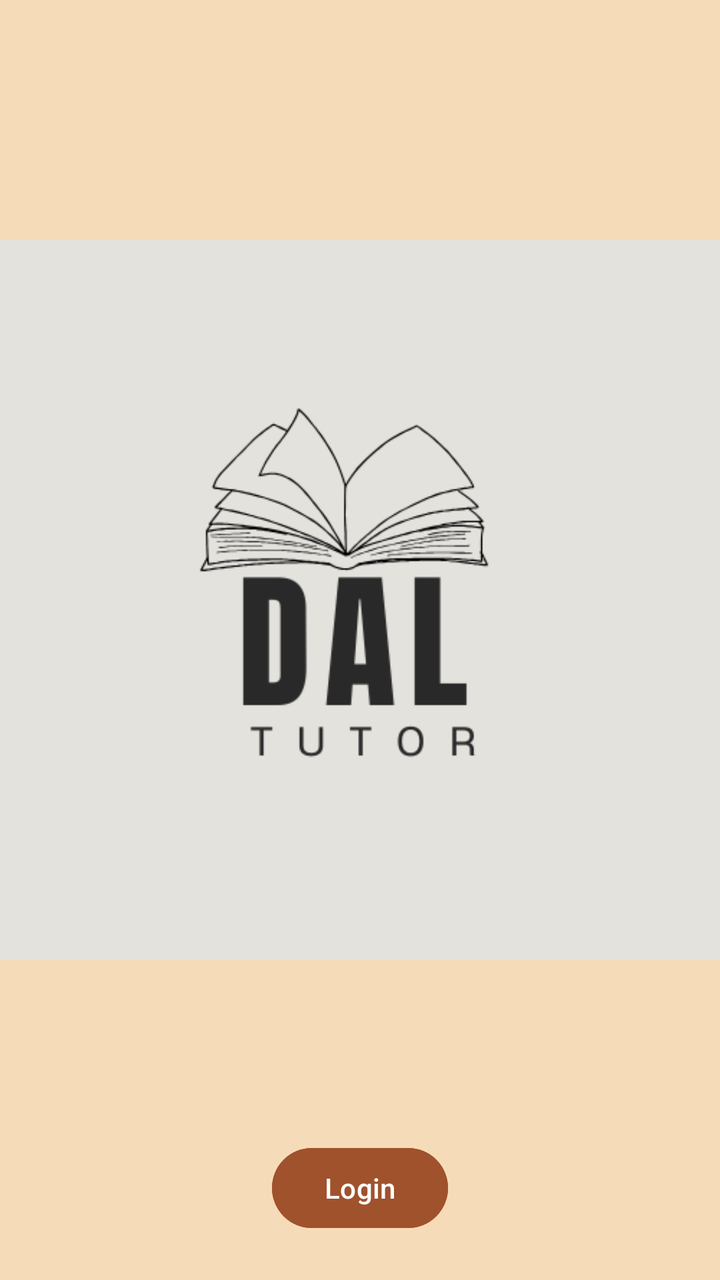
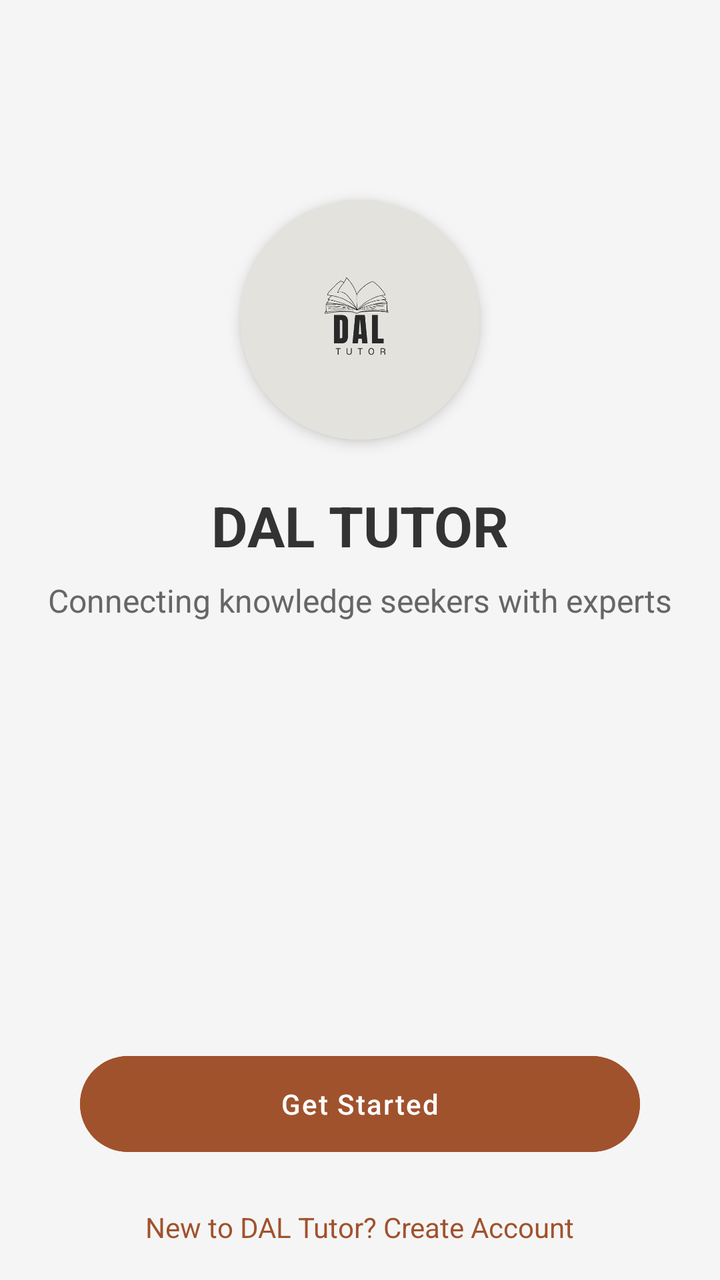

Before-and-after screenshots of an Android layout around one commit, followed by the original layout XML and the change that was made.
<!-- AndroidManifest.xml: application theme Theme.Csci3130Group1 -->
<!-- res/layout/activity_main.xml -->
<?xml version="1.0" encoding="utf-8"?>
<androidx.constraintlayout.widget.ConstraintLayout
    xmlns:android="http://schemas.android.com/apk/res/android"
    xmlns:app="http://schemas.android.com/apk/res-auto"
    xmlns:tools="http://schemas.android.com/tools"
    android:id="@+id/main"
    android:background="#F6DBB8"
    android:layout_width="match_parent"
    android:layout_height="match_parent"
    tools:context=".MainActivity">

    
    <ImageView
        android:id="@+id/app_icon"
        android:layout_width="wrap_content"
        android:layout_height="wrap_content"
        android:src="@drawable/app_icon"
        android:contentDescription="Dal Tutor!"
        app:layout_constraintTop_toTopOf="parent"
        app:layout_constraintStart_toStartOf="parent"
        app:layout_constraintEnd_toEndOf="parent"
        android:layout_marginTop="50dp"/>

    
    <Button
        android:id="@+id/login_button"
        android:layout_width="wrap_content"
        android:layout_height="wrap_content"
        android:text="Login"
        android:backgroundTint="#A0522D"
        app:layout_constraintTop_toBottomOf="@id/app_icon"
        app:layout_constraintStart_toStartOf="parent"
        app:layout_constraintEnd_toEndOf="parent"
        android:layout_marginTop="20dp"/>

</androidx.constraintlayout.widget.ConstraintLayout>
<!-- resources referenced by this layout -->
<resources>
  <!-- drawable app_icon: png bitmap (drawable, 18173 bytes) -->
  <style name="Theme.Csci3130Group1" parent="Base.Theme.Csci3130Group1" />
  <style name="Base.Theme.Csci3130Group1" parent="Theme.Material3.DayNight.NoActionBar">
          
          
      </style>
</resources>

<!-- the commit's change to res/layout/activity_main.xml (unified diff, before → after) -->
@@ -4,33 +4,89 @@
     xmlns:app="http://schemas.android.com/apk/res-auto"
     xmlns:tools="http://schemas.android.com/tools"
     android:id="@+id/main"
-    android:background="#F6DBB8"
+    android:background="#F5F5F5"
     android:layout_width="match_parent"
     android:layout_height="match_parent"
     tools:context=".MainActivity">
 
     
-    <ImageView
-        android:id="@+id/app_icon"
-        android:layout_width="wrap_content"
-        android:layout_height="wrap_content"
-        android:src="@drawable/app_icon"
-        android:contentDescription="Dal Tutor!"
+    <androidx.cardview.widget.CardView
+        android:id="@+id/logo_container"
+        android:layout_width="120dp"
+        android:layout_height="120dp"
+        app:cardCornerRadius="60dp"
+        app:cardElevation="4dp"
+        android:layout_marginTop="100dp"
         app:layout_constraintTop_toTopOf="parent"
         app:layout_constraintStart_toStartOf="parent"
         app:layout_constraintEnd_toEndOf="parent"
-        android:layout_marginTop="50dp"/>
+        app:cardBackgroundColor="#e4e2dd">
+
+        <ImageView
+            android:id="@+id/app_icon"
+            android:layout_width="match_parent"
+            android:layout_height="match_parent"
+            android:src="@drawable/app_icon"
+            android:scaleType="centerInside"
+            android:padding="20dp"
+            android:contentDescription="Dal Tutor!" />
+    </androidx.cardview.widget.CardView>
 
     
-    <Button
-        android:id="@+id/login_button"
+    <TextView
+        android:id="@+id/app_name_text"
         android:layout_width="wrap_content"
         android:layout_height="wrap_content"
-        android:text="Login"
+        android:text="DAL TUTOR"
+        android:textSize="28sp"
+        android:textStyle="bold"
+        android:textColor="#333333"
+        android:layout_marginTop="24dp"
+        app:layout_constraintTop_toBottomOf="@id/logo_container"
+        app:layout_constraintStart_toStartOf="parent"
+        app:layout_constraintEnd_toEndOf="parent" />
+
+    
+    <TextView
+        android:id="@+id/app_tagline"
+        android:layout_width="wrap_content"
+        android:layout_height="wrap_content"
+        android:text="Connecting knowledge seekers with experts"
+        android:textSize="16sp"
+        android:textColor="#666666"
+        android:layout_marginTop="8dp"
+        app:layout_constraintTop_toBottomOf="@id/app_name_text"
+        app:layout_constraintStart_toStartOf="parent"
+        app:layout_constraintEnd_toEndOf="parent" />
+
+    
+    <com.google.android.material.button.MaterialButton
+        android:id="@+id/login_button"
+        android:layout_width="0dp"
+        android:layout_height="56dp"
+        android:text="Get Started"
+        android:textColor="#FFFFFF"
+        android:letterSpacing="0.05"
+        app:cornerRadius="28dp"
         android:backgroundTint="#A0522D"
-        app:layout_constraintTop_toBottomOf="@id/app_icon"
+        android:layout_marginStart="40dp"
+        android:layout_marginEnd="40dp"
+        android:layout_marginBottom="60dp"
+        app:layout_constraintBottom_toBottomOf="parent"
         app:layout_constraintStart_toStartOf="parent"
-        app:layout_constraintEnd_toEndOf="parent"
-        android:layout_marginTop="20dp"/>
+        app:layout_constraintEnd_toEndOf="parent" />
+
+    
+    <TextView
+        android:id="@+id/register_text"
+        android:layout_width="wrap_content"
+        android:layout_height="wrap_content"
+        android:text="New to DAL Tutor? Create Account"
+        android:textColor="#A0522D"
+        android:padding="16dp"
+        android:layout_marginTop="8dp"
+        app:layout_constraintTop_toBottomOf="@id/login_button"
+        app:layout_constraintStart_toStartOf="parent"
+        app:layout_constraintEnd_toEndOf="parent" />
 
 </androidx.constraintlayout.widget.ConstraintLayout>
